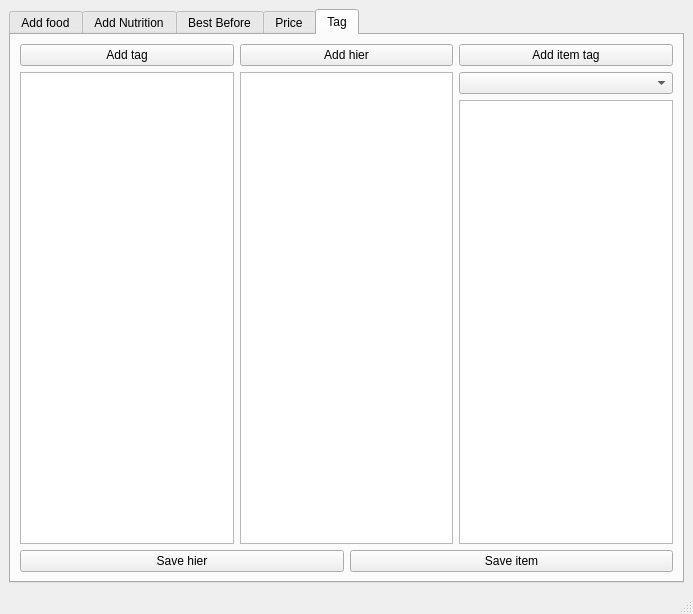
Qt form gui_input.ui (buma/eatToday) before a commit.
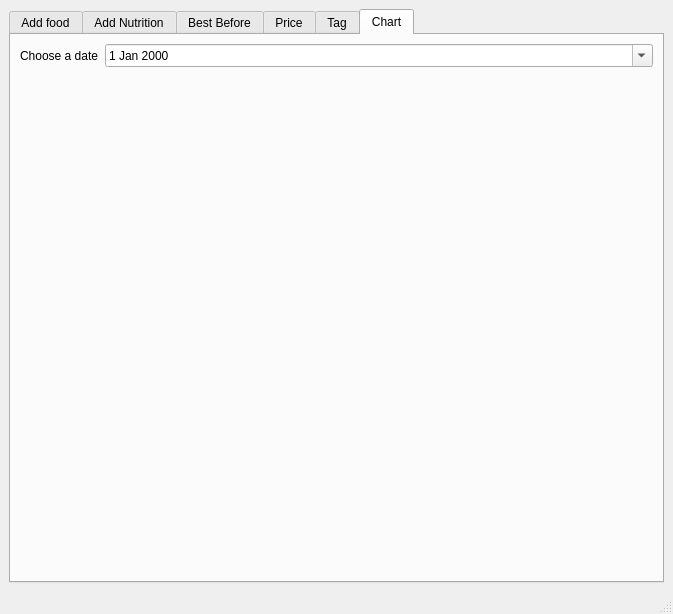
The same form after that commit. The open tabs and pages were chosen to show the change. Custom widgets are drawn as their Qt base class.

Diff of the .ui file:
```diff
--- a/gui_input.ui
+++ b/gui_input.ui
@@ -6,7 +6,7 @@
    <rect>
     <x>0</x>
     <y>0</y>
-    <width>693</width>
+    <width>673</width>
     <height>614</height>
    </rect>
   </property>
@@ -579,6 +579,34 @@
         </item>
        </layout>
       </widget>
+      <widget class="QWidget" name="tab_chart">
+       <attribute name="title">
+        <string>Chart</string>
+       </attribute>
+       <layout class="QVBoxLayout" name="verticalLayout_11">
+        <item>
+         <layout class="QFormLayout" name="formLayout_7">
+          <item row="0" column="0">
+           <widget class="QLabel" name="label_19">
+            <property name="text">
+             <string>Choose a date</string>
+            </property>
+           </widget>
+          </item>
+          <item row="0" column="1">
+           <widget class="QDateEdit" name="de_chart">
+            <property name="calendarPopup">
+             <bool>true</bool>
+            </property>
+           </widget>
+          </item>
+         </layout>
+        </item>
+        <item>
+         <widget class="QChartView" name="chartView_bar" native="true"/>
+        </item>
+       </layout>
+      </widget>
      </widget>
     </item>
    </layout>
@@ -595,6 +623,14 @@
   </widget>
   <widget class="QStatusBar" name="statusbar"/>
  </widget>
+ <customwidgets>
+  <customwidget>
+   <class>QChartView</class>
+   <extends>QWidget</extends>
+   <header location="global">qchartview.h</header>
+   <container>1</container>
+  </customwidget>
+ </customwidgets>
  <resources/>
  <connections>
   <connection>
```
Left out of the diff: 6 changed lines with no effect on the pictures.
